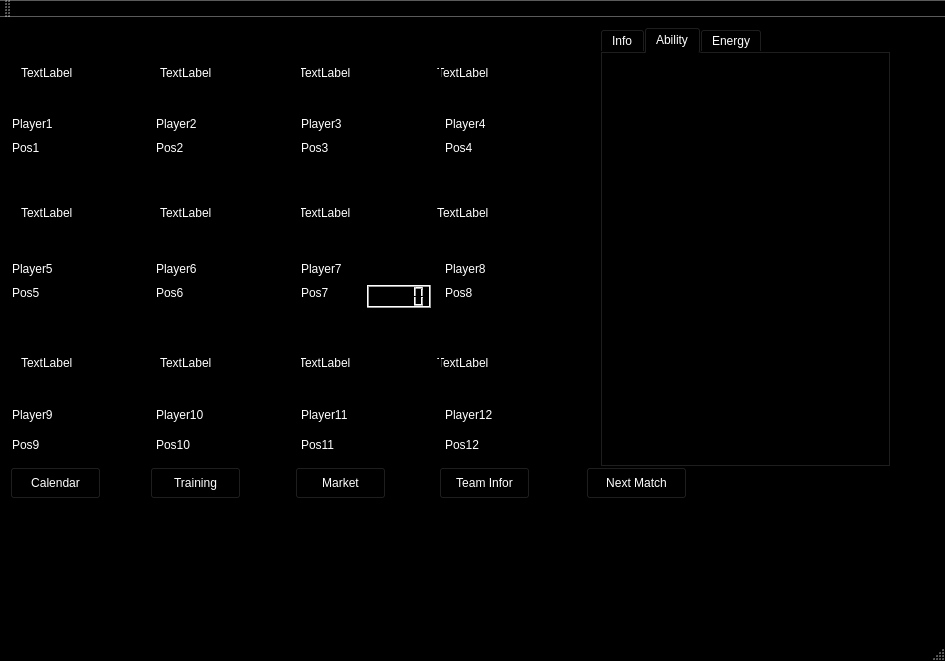
The window that BTM_Qt/mainwindow.ui (skandermoalla/CSE201-Top5) describes before a commit, drawn with Qt 5.
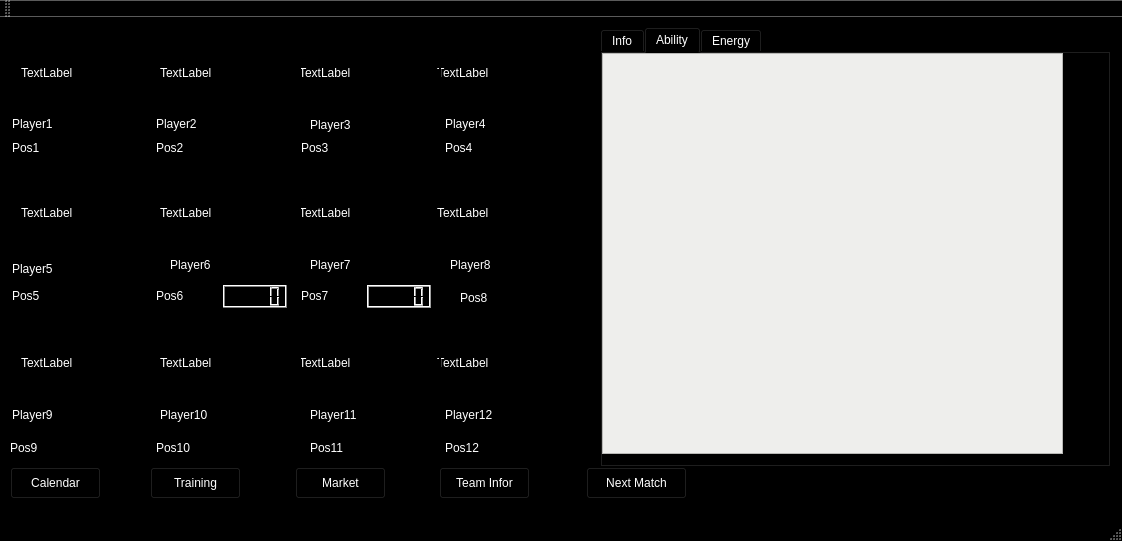
The same window after the commit. The open tabs and pages were chosen to show the change. Icons and pictures are not drawn.

Commit message: Updated startmenum mainwindow background

```diff
--- a/BTM_Qt/mainwindow.ui
+++ b/BTM_Qt/mainwindow.ui
@@ -6,8 +6,8 @@
    <rect>
     <x>0</x>
     <y>0</y>
-    <width>945</width>
-    <height>661</height>
+    <width>1122</width>
+    <height>541</height>
    </rect>
   </property>
   <property name="palette">
@@ -432,10 +432,10 @@
    <double>2.000000000000000</double>
   </property>
   <property name="autoFillBackground">
-   <bool>true</bool>
+   <bool>false</bool>
   </property>
   <property name="styleSheet">
-   <string notr="true"/>
+   <string notr="true">background-image: url(:/images/images/BallCropedMainWindow);</string>
   </property>
   <widget class="QWidget" name="centralWidget">
    <widget class="QPushButton" name="pushButton_4">
@@ -447,6 +447,9 @@
       <height>32</height>
      </rect>
     </property>
+    <property name="styleSheet">
+     <string notr="true">background-image: url(:/images/images/white background image.png);</string>
+    </property>
     <property name="text">
      <string>Team Infor</string>
     </property>
@@ -460,6 +463,9 @@
       <height>32</height>
      </rect>
     </property>
+    <property name="styleSheet">
+     <string notr="true">background-image: url(:/images/images/white background image.png);</string>
+    </property>
     <property name="text">
      <string>Next Match</string>
     </property>
@@ -473,6 +479,9 @@
       <height>32</height>
      </rect>
     </property>
+    <property name="styleSheet">
+     <string notr="true">background-image: url(:/images/images/white background image.png);</string>
+    </property>
     <property name="text">
      <string>Market</string>
     </property>
@@ -480,7 +489,7 @@
    <widget class="QLCDNumber" name="lcdNumber_10">
     <property name="geometry">
      <rect>
-      <x>223</x>
+      <x>220</x>
       <y>420</y>
       <width>64</width>
       <height>23</height>
@@ -502,8 +511,8 @@
      <rect>
       <x>156</x>
       <y>420</y>
-      <width>37</width>
-      <height>16</height>
+      <width>51</width>
+      <height>21</height>
      </rect>
     </property>
     <property name="palette">
@@ -550,7 +559,7 @@
    <widget class="QLCDNumber" name="lcdNumber_11">
     <property name="geometry">
      <rect>
-      <x>367</x>
+      <x>370</x>
       <y>420</y>
       <width>64</width>
       <height>23</height>
@@ -566,6 +575,9 @@
       <height>32</height>
      </rect>
     </property>
+    <property name="styleSheet">
+     <string notr="true">background-image: url(:/images/images/white background image.png);</string>
+    </property>
     <property name="text">
      <string>Calendar</string>
     </property>
@@ -579,6 +591,9 @@
       <height>32</height>
      </rect>
     </property>
+    <property name="styleSheet">
+     <string notr="true">background-image: url(:/images/images/white background image.png);</string>
+    </property>
     <property name="text">
      <string>Training</string>
     </property>
@@ -586,10 +601,10 @@
    <widget class="QLabel" name="label_11p">
     <property name="geometry">
      <rect>
-      <x>301</x>
+      <x>310</x>
       <y>420</y>
-      <width>35</width>
-      <height>16</height>
+      <width>51</width>
+      <height>21</height>
      </rect>
     </property>
     <property name="palette">
@@ -648,8 +663,8 @@
      <rect>
       <x>445</x>
       <y>420</y>
-      <width>37</width>
-      <height>16</height>
+      <width>61</width>
+      <height>21</height>
      </rect>
     </property>
     <property name="palette">
@@ -698,7 +713,7 @@
      <rect>
       <x>445</x>
       <y>123</y>
-      <width>31</width>
+      <width>51</width>
       <height>16</height>
      </rect>
     </property>
@@ -832,8 +847,8 @@
      <rect>
       <x>156</x>
       <y>268</y>
-      <width>31</width>
-      <height>16</height>
+      <width>61</width>
+      <height>21</height>
      </rect>
     </property>
     <property name="palette">
@@ -882,7 +897,7 @@
      <rect>
       <x>156</x>
       <y>123</y>
-      <width>31</width>
+      <width>51</width>
       <height>16</height>
      </rect>
     </property>
@@ -932,7 +947,7 @@
      <rect>
       <x>12</x>
       <y>123</y>
-      <width>29</width>
+      <width>51</width>
       <height>16</height>
      </rect>
     </property>
@@ -993,8 +1008,8 @@
    <widget class="QLabel" name="label_6">
     <property name="geometry">
      <rect>
-      <x>156</x>
-      <y>244</y>
+      <x>170</x>
+      <y>240</y>
       <width>131</width>
       <height>16</height>
      </rect>
@@ -1043,8 +1058,8 @@
    <widget class="QLCDNumber" name="lcdNumber_3">
     <property name="geometry">
      <rect>
-      <x>367</x>
-      <y>123</y>
+      <x>360</x>
+      <y>120</y>
       <width>64</width>
       <height>23</height>
      </rect>
@@ -1053,8 +1068,8 @@
    <widget class="QLCDNumber" name="lcdNumber_2">
     <property name="geometry">
      <rect>
-      <x>223</x>
-      <y>123</y>
+      <x>220</x>
+      <y>120</y>
       <width>64</width>
       <height>23</height>
      </rect>
@@ -1065,7 +1080,7 @@
      <rect>
       <x>301</x>
       <y>123</y>
-      <width>31</width>
+      <width>51</width>
       <height>16</height>
      </rect>
     </property>
@@ -1213,7 +1228,7 @@
    <widget class="QLabel" name="label_11">
     <property name="geometry">
      <rect>
-      <x>301</x>
+      <x>310</x>
       <y>390</y>
       <width>131</width>
       <height>16</height>
@@ -1269,14 +1284,429 @@
       <height>23</height>
      </rect>
     </property>
+    <property name="palette">
+     <palette>
+      <active>
+       <colorrole role="WindowText">
+        <brush brushstyle="SolidPattern">
+         <color alpha="255">
+          <red>0</red>
+          <green>0</green>
+          <blue>0</blue>
+         </color>
+        </brush>
+       </colorrole>
+       <colorrole role="Button">
+        <brush brushstyle="SolidPattern">
+         <color alpha="255">
+          <red>255</red>
+          <green>255</green>
+          <blue>255</blue>
+         </color>
+        </brush>
+       </colorrole>
+       <colorrole role="Light">
+        <brush brushstyle="SolidPattern">
+         <color alpha="255">
+          <red>255</red>
+          <green>255</green>
+          <blue>255</blue>
+         </color>
+        </brush>
+       </colorrole>
+       <colorrole role="Midlight">
+        <brush brushstyle="SolidPattern">
+         <color alpha="255">
+          <red>255</red>
+          <green>255</green>
+          <blue>255</blue>
+         </color>
+        </brush>
+       </colorrole>
+       <colorrole role="Dark">
+        <brush brushstyle="SolidPattern">
+         <color alpha="255">
+          <red>127</red>
+          <green>127</green>
+          <blue>127</blue>
+         </color>
+        </brush>
+       </colorrole>
+       <colorrole role="Mid">
+        <brush brushstyle="SolidPattern">
+         <color alpha="255">
+          <red>170</red>
+          <green>170</green>
+          <blue>170</blue>
+         </color>
+        </brush>
+       </colorrole>
+       <colorrole role="Text">
+        <brush brushstyle="SolidPattern">
+         <color alpha="255">
+          <red>0</red>
+          <green>0</green>
+          <blue>0</blue>
+         </color>
+        </brush>
+       </colorrole>
+       <colorrole role="BrightText">
+        <brush brushstyle="SolidPattern">
+         <color alpha="255">
+          <red>255</red>
+          <green>255</green>
+          <blue>255</blue>
+         </color>
+        </brush>
+       </colorrole>
+       <colorrole role="ButtonText">
+        <brush brushstyle="SolidPattern">
+         <color alpha="255">
+          <red>0</red>
+          <green>0</green>
+          <blue>0</blue>
+         </color>
+        </brush>
+       </colorrole>
+       <colorrole role="Base">
+        <brush brushstyle="SolidPattern">
+         <color alpha="255">
+          <red>255</red>
+          <green>255</green>
+          <blue>255</blue>
+         </color>
+        </brush>
+       </colorrole>
+       <colorrole role="Window">
+        <brush brushstyle="SolidPattern">
+         <color alpha="255">
+          <red>255</red>
+          <green>255</green>
+          <blue>255</blue>
+         </color>
+        </brush>
+       </colorrole>
+       <colorrole role="Shadow">
+        <brush brushstyle="SolidPattern">
+         <color alpha="255">
+          <red>0</red>
+          <green>0</green>
+          <blue>0</blue>
+         </color>
+        </brush>
+       </colorrole>
+       <colorrole role="AlternateBase">
+        <brush brushstyle="SolidPattern">
+         <color alpha="255">
+          <red>255</red>
+          <green>255</green>
+          <blue>255</blue>
+         </color>
+        </brush>
+       </colorrole>
+       <colorrole role="ToolTipBase">
+        <brush brushstyle="SolidPattern">
+         <color alpha="255">
+          <red>255</red>
+          <green>255</green>
+          <blue>220</blue>
+         </color>
+        </brush>
+       </colorrole>
+       <colorrole role="ToolTipText">
+        <brush brushstyle="SolidPattern">
+         <color alpha="255">
+          <red>0</red>
+          <green>0</green>
+          <blue>0</blue>
+         </color>
+        </brush>
+       </colorrole>
+      </active>
+      <inactive>
+       <colorrole role="WindowText">
+        <brush brushstyle="SolidPattern">
+         <color alpha="255">
+          <red>0</red>
+          <green>0</green>
+          <blue>0</blue>
+         </color>
+        </brush>
+       </colorrole>
+       <colorrole role="Button">
+        <brush brushstyle="SolidPattern">
+         <color alpha="255">
+          <red>255</red>
+          <green>255</green>
+          <blue>255</blue>
+         </color>
+        </brush>
+       </colorrole>
+       <colorrole role="Light">
+        <brush brushstyle="SolidPattern">
+         <color alpha="255">
+          <red>255</red>
+          <green>255</green>
+          <blue>255</blue>
+         </color>
+        </brush>
+       </colorrole>
+       <colorrole role="Midlight">
+        <brush brushstyle="SolidPattern">
+         <color alpha="255">
+          <red>255</red>
+          <green>255</green>
+          <blue>255</blue>
+         </color>
+        </brush>
+       </colorrole>
+       <colorrole role="Dark">
+        <brush brushstyle="SolidPattern">
+         <color alpha="255">
+          <red>127</red>
+          <green>127</green>
+          <blue>127</blue>
+         </color>
+        </brush>
+       </colorrole>
+       <colorrole role="Mid">
+        <brush brushstyle="SolidPattern">
+         <color alpha="255">
+          <red>170</red>
+          <green>170</green>
+          <blue>170</blue>
+         </color>
+        </brush>
+       </colorrole>
+       <colorrole role="Text">
+        <brush brushstyle="SolidPattern">
+         <color alpha="255">
+          <red>0</red>
+          <green>0</green>
+          <blue>0</blue>
+         </color>
+        </brush>
+       </colorrole>
+       <colorrole role="BrightText">
+        <brush brushstyle="SolidPattern">
+         <color alpha="255">
+          <red>255</red>
+          <green>255</green>
+          <blue>255</blue>
+         </color>
+        </brush>
+       </colorrole>
+       <colorrole role="ButtonText">
+        <brush brushstyle="SolidPattern">
+         <color alpha="255">
+          <red>0</red>
+          <green>0</green>
+          <blue>0</blue>
+         </color>
+        </brush>
+       </colorrole>
+       <colorrole role="Base">
+        <brush brushstyle="SolidPattern">
+         <color alpha="255">
+          <red>255</red>
+          <green>255</green>
+          <blue>255</blue>
+         </color>
+        </brush>
+       </colorrole>
+       <colorrole role="Window">
+        <brush brushstyle="SolidPattern">
+         <color alpha="255">
+          <red>255</red>
+          <green>255</green>
+          <blue>255</blue>
+         </color>
+        </brush>
+       </colorrole>
+       <colorrole role="Shadow">
+        <brush brushstyle="SolidPattern">
+         <color alpha="255">
+          <red>0</red>
+          <green>0</green>
+          <blue>0</blue>
+         </color>
+        </brush>
+       </colorrole>
+       <colorrole role="AlternateBase">
+        <brush brushstyle="SolidPattern">
+         <color alpha="255">
+          <red>255</red>
+          <green>255</green>
+          <blue>255</blue>
+         </color>
+        </brush>
+       </colorrole>
+       <colorrole role="ToolTipBase">
+        <brush brushstyle="SolidPattern">
+         <color alpha="255">
+          <red>255</red>
+          <green>255</green>
+          <blue>220</blue>
+         </color>
+        </brush>
+       </colorrole>
+       <colorrole role="ToolTipText">
+        <brush brushstyle="SolidPattern">
+         <color alpha="255">
+          <red>0</red>
+          <green>0</green>
+          <blue>0</blue>
+         </color>
+        </brush>
+       </colorrole>
+      </inactive>
+      <disabled>
+       <colorrole role="WindowText">
+        <brush brushstyle="SolidPattern">
+         <color alpha="255">
+          <red>127</red>
+          <green>127</green>
+          <blue>127</blue>
+         </color>
+        </brush>
+       </colorrole>
+       <colorrole role="Button">
+        <brush brushstyle="SolidPattern">
+         <color alpha="255">
+          <red>255</red>
+          <green>255</green>
+          <blue>255</blue>
+         </color>
+        </brush>
+       </colorrole>
+       <colorrole role="Light">
+        <brush brushstyle="SolidPattern">
+         <color alpha="255">
+          <red>255</red>
+          <green>255</green>
+          <blue>255</blue>
+         </color>
+        </brush>
+       </colorrole>
+       <colorrole role="Midlight">
+        <brush brushstyle="SolidPattern">
+         <color alpha="255">
+          <red>255</red>
+          <green>255</green>
+          <blue>255</blue>
+         </color>
+        </brush>
+       </colorrole>
+       <colorrole role="Dark">
+        <brush brushstyle="SolidPattern">
+         <color alpha="255">
+          <red>127</red>
+          <green>127</green>
+          <blue>127</blue>
+         </color>
+        </brush>
+       </colorrole>
+       <colorrole role="Mid">
+        <brush brushstyle="SolidPattern">
+         <color alpha="255">
+          <red>170</red>
+          <green>170</green>
+          <blue>170</blue>
+         </color>
+        </brush>
+       </colorrole>
+       <colorrole role="Text">
+        <brush brushstyle="SolidPattern">
+         <color alpha="255">
+          <red>127</red>
+          <green>127</green>
+          <blue>127</blue>
+         </color>
+        </brush>
+       </colorrole>
+       <colorrole role="BrightText">
+        <brush brushstyle="SolidPattern">
+         <color alpha="255">
+          <red>255</red>
+          <green>255</green>
+          <blue>255</blue>
+         </color>
+        </brush>
+       </colorrole>
+       <colorrole role="ButtonText">
+        <brush brushstyle="SolidPattern">
+         <color alpha="255">
+          <red>127</red>
+          <green>127</green>
+          <blue>127</blue>
+         </color>
+        </brush>
+       </colorrole>
+       <colorrole role="Base">
+        <brush brushstyle="SolidPattern">
+         <color alpha="255">
+          <red>255</red>
+          <green>255</green>
+          <blue>255</blue>
+         </color>
+        </brush>
+       </colorrole>
+       <colorrole role="Window">
+        <brush brushstyle="SolidPattern">
+         <color alpha="255">
+          <red>255</red>
+          <green>255</green>
+          <blue>255</blue>
+         </color>
+        </brush>
+       </colorrole>
+       <colorrole role="Shadow">
+        <brush brushstyle="SolidPattern">
+         <color alpha="255">
+          <red>0</red>
+          <green>0</green>
+          <blue>0</blue>
+         </color>
+        </brush>
+       </colorrole>
+       <colorrole role="AlternateBase">
+        <brush brushstyle="SolidPattern">
+         <color alpha="255">
+          <red>255</red>
+          <green>255</green>
+          <blue>255</blue>
+         </color>
+        </brush>
+       </colorrole>
+       <colorrole role="ToolTipBase">
+        <brush brushstyle="SolidPattern">
+         <color alpha="255">
+          <red>255</red>
+          <green>255</green>
+          <blue>220</blue>
+         </color>
+        </brush>
+       </colorrole>
+       <colorrole role="ToolTipText">
+        <brush brushstyle="SolidPattern">
+         <color alpha="255">
+          <red>0</red>
+          <green>0</green>
+          <blue>0</blue>
+         </color>
+        </brush>
+       </colorrole>
+      </disabled>
+     </palette>
+    </property>
    </widget>
    <widget class="QLabel" name="label_5p">
     <property name="geometry">
      <rect>
       <x>12</x>
       <y>268</y>
-      <width>31</width>
-      <height>16</height>
+      <width>61</width>
+      <height>21</height>
      </rect>
     </property>
     <property name="palette">
@@ -1323,8 +1753,8 @@
    <widget class="QLabel" name="label_3">
     <property name="geometry">
      <rect>
-      <x>301</x>
-      <y>99</y>
+      <x>310</x>
+      <y>100</y>
       <width>121</width>
       <height>16</height>
      </rect>
@@ -1383,8 +1813,8 @@
    <widget class="QLCDNumber" name="lcdNumber">
     <property name="geometry">
      <rect>
-      <x>78</x>
-      <y>123</y>
+      <x>70</x>
+      <y>120</y>
       <width>64</width>
       <height>23</height>
      </rect>
@@ -1399,8 +1829,8 @@
    <widget class="QLabel" name="label_7">
     <property name="geometry">
      <rect>
-      <x>301</x>
-      <y>244</y>
+      <x>310</x>
+      <y>240</y>
       <width>131</width>
       <height>16</height>
      </rect>
@@ -1551,8 +1981,8 @@
      <rect>
       <x>301</x>
       <y>268</y>
-      <width>30</width>
-      <height>16</height>
+      <width>51</width>
+      <height>21</height>
      </rect>
     </property>
     <property name="palette">
@@ -1599,10 +2029,10 @@
    <widget class="QLabel" name="label_8p">
     <property name="geometry">
      <rect>
-      <x>445</x>
-      <y>268</y>
-      <width>31</width>
-      <height>16</height>
+      <x>460</x>
+      <y>270</y>
+      <width>51</width>
+      <height>21</height>
      </rect>
     </property>
     <property name="palette">
@@ -1649,7 +2079,7 @@
    <widget class="QLabel" name="label_10">
     <property name="geometry">
      <rect>
-      <x>156</x>
+      <x>160</x>
       <y>390</y>
       <width>131</width>
       <height>16</height>
@@ -1749,8 +2179,8 @@
    <widget class="QLabel" name="label_8">
     <property name="geometry">
      <rect>
-      <x>445</x>
-      <y>244</y>
+      <x>450</x>
+      <y>240</y>
       <width>131</width>
       <height>16</height>
      </rect>
@@ -1809,10 +2239,10 @@
    <widget class="QLabel" name="label_9p">
     <property name="geometry">
      <rect>
-      <x>12</x>
+      <x>10</x>
       <y>420</y>
-      <width>31</width>
-      <height>16</height>
+      <width>51</width>
+      <height>21</height>
      </rect>
     </property>
     <property name="palette">
@@ -1921,7 +2351,7 @@
      <rect>
       <x>600</x>
       <y>10</y>
-      <width>291</width>
+      <width>511</width>
       <height>441</height>
      </rect>
     </property>
@@ -1931,6 +2361,9 @@
       <height>0</height>
      </size>
     </property>
+    <property name="styleSheet">
+     <string notr="true">background-image: url(:/images/images/white background image.png);</string>
+    </property>
     <property name="currentIndex">
      <number>0</number>
     </property>
@@ -1946,7 +2379,7 @@
        <rect>
         <x>0</x>
         <y>0</y>
-        <width>281</width>
+        <width>531</width>
         <height>401</height>
        </rect>
       </property>
@@ -1961,10 +2394,13 @@
        <rect>
         <x>0</x>
         <y>0</y>
-        <width>281</width>
+        <width>461</width>
         <height>401</height>
        </rect>
       </property>
+      <property name="styleSheet">
+       <string notr="true">background-color: rgb(238, 238, 236);</string>
+      </property>
      </widget>
     </widget>
     <widget class="QWidget" name="tab3">
@@ -1976,10 +2412,13 @@
        <rect>
         <x>0</x>
         <y>0</y>
-        <width>281</width>
+        <width>471</width>
         <height>411</height>
        </rect>
       </property>
+      <property name="styleSheet">
+       <string notr="true">background-color: rgb(243, 243, 243);</string>
+      </property>
      </widget>
     </widget>
    </widget>
@@ -2027,7 +2466,7 @@
      <rect>
       <x>580</x>
       <y>0</y>
-      <width>20</width>
+      <width>61</width>
       <height>451</height>
      </rect>
     </property>
@@ -2040,8 +2479,8 @@
      <rect>
       <x>0</x>
       <y>440</y>
-      <width>791</width>
-      <height>16</height>
+      <width>811</width>
+      <height>41</height>
      </rect>
     </property>
     <property name="orientation">
@@ -2084,6 +2523,13 @@
      </rect>
     </property>
     <layout class="QHBoxLayout" name="horizontalLayout">
+     <item>
+      <widget class="QLabel" name="image_8">
+       <property name="text">
+        <string>TextLabel</string>
+       </property>
+      </widget>
+     </item>
      <item>
       <widget class="QLabel" name="image_5">
        <property name="text">
@@ -2105,18 +2551,11 @@
        </property>
       </widget>
      </item>
-     <item>
-      <widget class="QLabel" name="image_8">
-       <property name="text">
-        <string>TextLabel</string>
-       </property>
-      </widget>
-     </item>
     </layout>
-    <zorder>image_8</zorder>
     <zorder>image_7</zorder>
     <zorder>image_6</zorder>
     <zorder>image_5</zorder>
+    <zorder>image_8</zorder>
    </widget>
    <widget class="QWidget" name="layoutWidget">
     <property name="geometry">
@@ -2209,16 +2648,11 @@
     <zorder>image_10</zorder>
     <zorder>image_11</zorder>
    </widget>
-   <zorder>pushButton_4</zorder>
-   <zorder>pushButton_5</zorder>
-   <zorder>pushButton_2</zorder>
    <zorder>lcdNumber_10</zorder>
    <zorder>lcdNumber_9</zorder>
    <zorder>label_10p</zorder>
    <zorder>lcdNumber_11</zorder>
-   <zorder>pushButton_3</zorder>
    <zorder>label_11p</zorder>
-   <zorder>lcdNumber_12</zorder>
    <zorder>label_12p</zorder>
    <zorder>label_4p</zorder>
    <zorder>label_6p</zorder>
@@ -2226,8 +2660,6 @@
    <zorder>labelp</zorder>
    <zorder>lcdNumber_7</zorder>
    <zorder>label_6</zorder>
-   <zorder>lcdNumber_3</zorder>
-   <zorder>lcdNumber_2</zorder>
    <zorder>label_3p</zorder>
    <zorder>label</zorder>
    <zorder>label_9</zorder>
@@ -2236,7 +2668,6 @@
    <zorder>label_5p</zorder>
    <zorder>label_3</zorder>
    <zorder>lcdNumber_5</zorder>
-   <zorder>lcdNumber</zorder>
    <zorder>label_7</zorder>
    <zorder>label_12</zorder>
    <zorder>label_2</zorder>
@@ -2258,9 +2689,18 @@
    <zorder>layoutWidget</zorder>
    <zorder>layoutWidget</zorder>
    <zorder>tabWidget</zorder>
-   <zorder>pushButton</zorder>
    <zorder>line_7</zorder>
    <zorder>line_2</zorder>
+   <zorder>pushButton</zorder>
+   <zorder>pushButton_4</zorder>
+   <zorder>pushButton_5</zorder>
+   <zorder>pushButton_3</zorder>
+   <zorder>pushButton_2</zorder>
+   <zorder></zorder>
+   <zorder>lcdNumber_12</zorder>
+   <zorder>lcdNumber_3</zorder>
+   <zorder>lcdNumber_2</zorder>
+   <zorder>lcdNumber</zorder>
   </widget>
   <widget class="QStatusBar" name="statusBar"/>
   <widget class="QToolBar" name="mainToolBar">
```
The commit also changes 5 other files.
